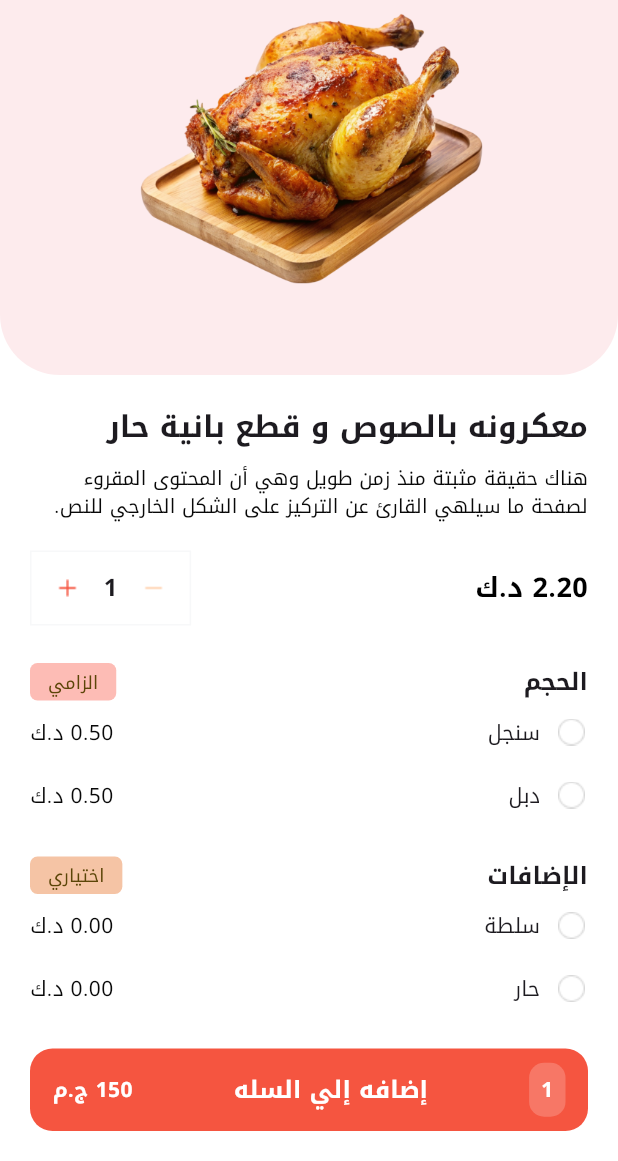
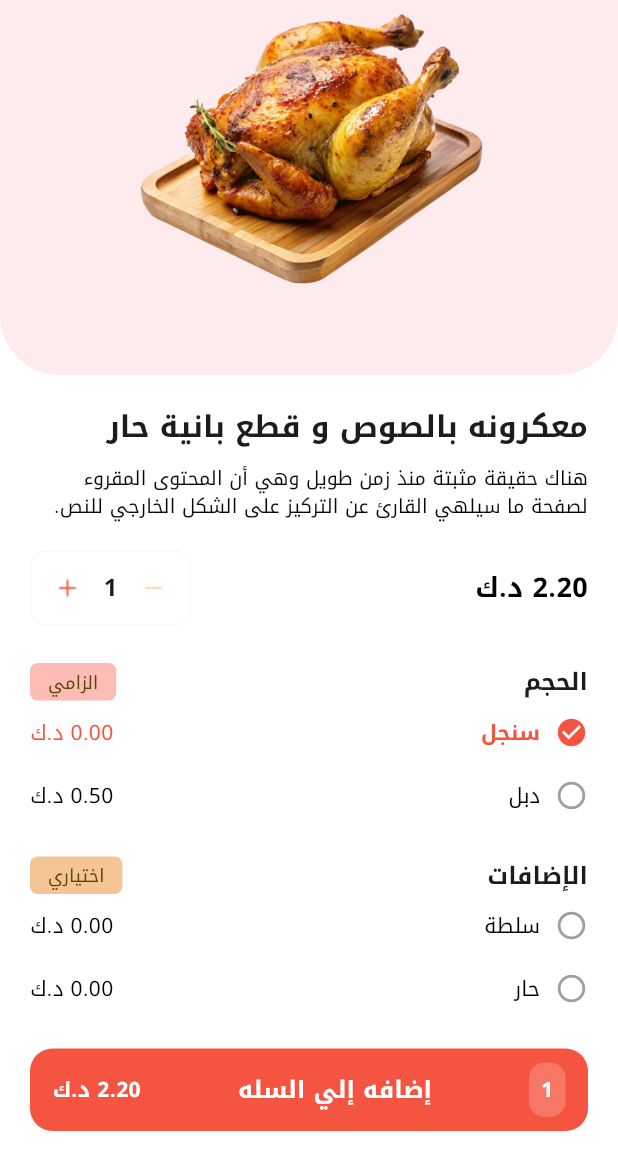
Before and after one commit to ghfran1/FoodieHub, a Flutter app: the MealDetailScreen screen opened directly, on a phone screen of 412 x 824 dp, the part 75-1236 px from its top. Run offline on Flutter 3.47's test engine with Material 3 defaults, Android fonts, the phone set to English and light mode, and no system bars; our stand-ins replace flutter_bloc, google_fonts.

Commit message:
First commit

```diff
--- a/lib/MealDetailScreen.dart
+++ b/lib/MealDetailScreen.dart
@@ -1,12 +1,16 @@
 import 'package:flutter/material.dart';
+import 'package:flutter_bloc/flutter_bloc.dart';
 import 'package:google_fonts/google_fonts.dart';
+import 'cart_bloc/cart_bloc.dart';
 
 class MealDetailScreen extends StatelessWidget {
   const MealDetailScreen({super.key});
 
   @override
   Widget build(BuildContext context) {
-    return Directionality(
+    return BlocProvider(
+      create: (_) => CartBloc(),
+      child: Directionality(
         textDirection: TextDirection.rtl,
         child: Scaffold(
           backgroundColor: Colors.white,
@@ -17,15 +21,12 @@ class MealDetailScreen extends StatelessWidget {
                   child: Column(
                     crossAxisAlignment: CrossAxisAlignment.start,
                     children: [
-
                       _buildTopImageSection(context),
-
                       Padding(
                         padding: const EdgeInsets.all(20),
                         child: Column(
                           crossAxisAlignment: CrossAxisAlignment.start,
                           children: [
-
                             Text(
                               "معكرونه بالصوص و قطع بانية حار",
                               style: GoogleFonts.notoKufiArabic(
@@ -42,26 +43,63 @@ class MealDetailScreen extends StatelessWidget {
                               ),
                             ),
                             const SizedBox(height: 20),
-
-
-                          _buildPriceAndQuantityRow(),
+                            // نداء ميثود السعر والكمية
+                            _buildPriceAndQuantityRow(context),
                             const SizedBox(height: 25),
 
+                            // --- قسم الحجم ---
+                            _buildSectionHeader("الحجم", "الزامي"),
+                            BlocBuilder<CartBloc, CartState>(
+                              builder: (context, state) {
+                                return Column(
+                                  children: [
+                                    _buildOptionRow(
+                                      "سنجل",
+                                      "0.00 د.ك",
+                                      state.selectedSize == "سنجل",
+                                      () => context.read<CartBloc>().add(SelectSize("سنجل")),
+                                    ),
+                                    _buildOptionRow(
+                                      "دبل",
+                                      "0.50 د.ك",
+                                      state.selectedSize == "دبل",
+                                      () => context.read<CartBloc>().add(SelectSize("دبل")),
+                                    ),
+                                  ],
+                                );
+                              },
+                            ),
 
-                          _buildSectionHeader("الحجم", "الزامي"),
-                          _buildOptionRow("سنجل", "0.50 د.ك"),
-                          _buildOptionRow("دبل", "0.50 د.ك"),
                             const SizedBox(height: 20),
 
-
+                            // --- قسم الإضافات ---
                             _buildSectionHeader("الإضافات", "اختياري"),
-                          _buildOptionRow("سلطة", "0.00 د.ك"),
-                          _buildOptionRow("حار", "0.00 د.ك"),
-                          _buildOptionRow("عادي", "0.00 د.ك"),
-
-
-                         _buildSectionHeader("النوع", "الزامى"),
-
+                            BlocBuilder<CartBloc, CartState>(
+                              builder: (context, state) {
+                                return Column(
+                                  children: [
+                                    _buildOptionRow(
+                                      "سلطة",
+                                      "0.00 د.ك",
+                                      state.selectedExtras.contains("سلطة"),
+                                      () => context.read<CartBloc>().add(ToggleExtra("سلطة")),
+                                    ),
+                                    _buildOptionRow(
+                                      "حار",
+                                      "0.00 د.ك",
+                                      state.selectedExtras.contains("حار"),
+                                      () => context.read<CartBloc>().add(ToggleExtra("حار")),
+                                    ),
+                                    _buildOptionRow(
+                                      "عادي",
+                                      "0.00 د.ك",
+                                      state.selectedExtras.contains("عادي"),
+                                      () => context.read<CartBloc>().add(ToggleExtra("عادي")),
+                                    ),
+                                  ],
+                                );
+                              },
+                            ),
                           ],
                         ),
                       ),
@@ -69,17 +107,15 @@ class MealDetailScreen extends StatelessWidget {
                   ),
                 ),
               ),
-
               _buildAddToCartButton(),
             ],
+          ),
         ),
       ),
     );
   }
 
-
-
-
+  // --- ميثود الصورة ---
   Widget _buildTopImageSection(BuildContext context) {
     return Stack(
       children: [
@@ -88,7 +124,9 @@ class MealDetailScreen extends StatelessWidget {
           width: double.infinity,
           decoration: const BoxDecoration(
             color: Color(0xFFFDEBED),
-            borderRadius: BorderRadius.only(bottomLeft: Radius.circular(40), bottomRight: Radius.circular(40)),
+            borderRadius: BorderRadius.only(
+                bottomLeft: Radius.circular(40),
+                bottomRight: Radius.circular(40)),
           ),
           child: Center(
             child: Image.asset('images/grill.png', fit: BoxFit.contain, width: 250),
@@ -100,12 +138,10 @@ class MealDetailScreen extends StatelessWidget {
             child: Row(
               mainAxisAlignment: MainAxisAlignment.spaceBetween,
               children: [
-
                 GestureDetector(
                   onTap: () => Navigator.pop(context),
                   child: Image.asset('images/Left action.png', width: 40, height: 40),
                 ),
-
                 Image.asset('images/Bell.png', width: 40, height: 40),
               ],
             ),
@@ -115,34 +151,48 @@ class MealDetailScreen extends StatelessWidget {
     );
   }
 
-
-  Widget _buildPriceAndQuantityRow() {
+  // --- ميثود السعر والكمية ---
+  Widget _buildPriceAndQuantityRow(BuildContext context) {
     return Row(
       mainAxisAlignment: MainAxisAlignment.spaceBetween,
       children: [
         Text(
           "2.20 د.ك",
-          style: GoogleFonts.notoKufiArabic(fontSize: 18, fontWeight: FontWeight.bold, color: Colors.black),
+          style: GoogleFonts.notoKufiArabic(
+              fontSize: 18, fontWeight: FontWeight.bold, color: Colors.black),
         ),
         Container(
           decoration: BoxDecoration(
             color: Colors.white,
             border: Border.all(color: const Color.fromARGB(255, 247, 248, 249)),
+            borderRadius: BorderRadius.circular(10),
           ),
-          child: Row(
+          child: BlocBuilder<CartBloc, CartState>(
+            builder: (context, state) {
+              return Row(
                 children: [
-              IconButton(onPressed: () {}, icon: Image.asset('images/minus.png', width: 20)),
-              Text("1", style: const TextStyle(fontSize: 16, fontWeight: FontWeight.bold)),
-             IconButton(onPressed: () {}, icon: Image.asset('images/add.png', width: 20)),
-
+                  IconButton(
+                    onPressed: () => context.read<CartBloc>().add(DecrementQuantity()),
+                    icon: Image.asset('images/minus.png', width: 20),
+                  ),
+                  Text(
+                    "${state.quantity}",
+                    style: const TextStyle(fontSize: 16, fontWeight: FontWeight.bold),
+                  ),
+                  IconButton(
+                    onPressed: () => context.read<CartBloc>().add(IncrementQuantity()),
+                    icon: Image.asset('images/add.png', width: 20),
+                  ),
                 ],
+              );
+            },
           ),
         ),
       ],
     );
   }
 
-
+  // --- ميثود رأس القسم ---
   Widget _buildSectionHeader(String title, String tag) {
     return Row(
       mainAxisAlignment: MainAxisAlignment.spaceBetween,
@@ -151,38 +201,61 @@ class MealDetailScreen extends StatelessWidget {
         Container(
           padding: const EdgeInsets.symmetric(horizontal: 12, vertical: 4),
           decoration: BoxDecoration(
-            color: tag == "الزامي" ? const Color.fromARGB(255, 253, 188, 181) : const Color.fromARGB(255, 245, 196, 165),
+            color: tag == "الزامي" ? const Color(0xFFFDBCB5) : const Color(0xFFF5C495),
             borderRadius: BorderRadius.circular(5),
           ),
-          child: Text(tag, style: GoogleFonts.notoKufiArabic(fontSize: 12, color: tag == "الزامي" ? const Color.fromARGB(245, 85, 64, 1) :  const Color.fromARGB(245, 85, 64, 1))),
+          child: Text(tag,
+              style: GoogleFonts.notoKufiArabic(
+                  fontSize: 12, color: const Color.fromARGB(245, 85, 64, 1))),
         ),
       ],
     );
   }
 
-
-  Widget _buildOptionRow(String label, String price) {
-    return Padding(
+  // --- ميثود الصفوف الاختيارية ---
+  Widget _buildOptionRow(String label, String price, bool isSelected, VoidCallback onTap) {
+    return GestureDetector(
+      onTap: onTap,
+      child: Padding(
         padding: const EdgeInsets.symmetric(vertical: 10),
         child: Row(
           mainAxisAlignment: MainAxisAlignment.spaceBetween,
           children: [
             Row(
               children: [
-              Image.asset('images/Ellipse.png', width: 22),
+                Icon(
+                  isSelected ? Icons.check_circle : Icons.radio_button_off,
+                  color: isSelected ? const Color(0xFFF55540) : Colors.grey,
+                  size: 22,
+                ),
                 const SizedBox(width: 10),
-              Text(label, style: GoogleFonts.notoKufiArabic(fontSize: 14)),
+                Text(
+                  label,
+                  style: GoogleFonts.notoKufiArabic(
+                    fontSize: 14,
+                    color: isSelected ? const Color(0xFFF55540) : Colors.black,
+                    fontWeight: isSelected ? FontWeight.bold : FontWeight.normal,
+                  ),
+                ),
               ],
             ),
-          Text(price, style: GoogleFonts.notoKufiArabic(fontSize: 14, color: const Color.fromARGB(255, 8, 8, 8))),
+            Text(
+              price,
+              style: GoogleFonts.notoKufiArabic(
+                fontSize: 14,
+                color: isSelected ? const Color(0xFFF55540) : Colors.black,
+              ),
+            ),
           ],
+        ),
       ),
     );
   }
 
-
-
+  // --- زر إضافة للسلة ---
   Widget _buildAddToCartButton() {
+    return BlocBuilder<CartBloc, CartState>(
+      builder: (context, state) {
         return Container(
           padding: const EdgeInsets.all(20),
           decoration: const BoxDecoration(color: Colors.white),
@@ -198,22 +271,30 @@ class MealDetailScreen extends StatelessWidget {
                   padding: const EdgeInsets.symmetric(horizontal: 15),
                   child: Container(
                     padding: const EdgeInsets.all(8),
-                decoration: BoxDecoration(color: Colors.white.withOpacity(0.2), borderRadius: BorderRadius.circular(10)),
-                child: const Text("1", style: TextStyle(color: Colors.white, fontWeight: FontWeight.bold)),
+                    decoration: BoxDecoration(
+                        color: Colors.white.withOpacity(0.2),
+                        borderRadius: BorderRadius.circular(10)),
+                    child: Text("${state.quantity}",
+                        style: const TextStyle(color: Colors.white, fontWeight: FontWeight.bold)),
                   ),
                 ),
                 Expanded(
                   child: Center(
-                child: Text("إضافه إلي السله", style: GoogleFonts.notoKufiArabic(color: Colors.white, fontSize: 16, fontWeight: FontWeight.bold)),
+                    child: Text("إضافه إلي السله",
+                        style: GoogleFonts.notoKufiArabic(
+                            color: Colors.white, fontSize: 16, fontWeight: FontWeight.bold)),
                   ),
                 ),
-            const Padding(
-              padding: EdgeInsets.symmetric(horizontal: 15),
-              child: Text("150 ج.م", style: TextStyle(color: Colors.white, fontWeight: FontWeight.bold)),
+                Padding(
+                  padding: const EdgeInsets.symmetric(horizontal: 15),
+                  child: Text("${state.totalPrice.toStringAsFixed(2)} د.ك",
+                      style: const TextStyle(color: Colors.white, fontWeight: FontWeight.bold)),
                 ),
               ],
             ),
           ),
         );
+      },
+    );
   }
-}
+} // القوس الأخير للكلاس
--- /dev/null
+++ b/lib/cart_bloc/cart_bloc.dart
@@ -0,0 +1,55 @@
+import 'package:flutter_bloc/flutter_bloc.dart';
+import 'cart_event.dart';
+import 'cart_state.dart';
+
+export 'cart_state.dart';
+export 'cart_event.dart';
+
+class CartBloc extends Bloc<CartEvent, CartState> {
+  CartBloc() : super(CartState(quantity: 1)) {
+
+    // 1. زيادة الكمية
+    on<IncrementQuantity>((event, emit) {
+      emit(CartState(
+        quantity: state.quantity + 1,
+        selectedSize: state.selectedSize,
+        selectedExtras: state.selectedExtras,
+      ));
+    });
+
+    // 2. نقص الكمية
+    on<DecrementQuantity>((event, emit) {
+      if (state.quantity > 1) {
+        emit(CartState(
+          quantity: state.quantity - 1,
+          selectedSize: state.selectedSize,
+          selectedExtras: state.selectedExtras,
+        ));
+      }
+    });
+
+    // 3. اختيار الحجم (سنجل أو دبل)
+    on<SelectSize>((event, emit) {
+      emit(CartState(
+        quantity: state.quantity,
+        selectedSize: event.size,
+        selectedExtras: state.selectedExtras,
+      ));
+    });
+
+    // 4. إضافة أو حذف الإضافات
+    on<ToggleExtra>((event, emit) {
+      List<String> newList = List.from(state.selectedExtras);
+      if (newList.contains(event.extra)) {
+        newList.remove(event.extra);
+      } else {
+        newList.add(event.extra);
+      }
+      emit(CartState(
+        quantity: state.quantity,
+        selectedSize: state.selectedSize,
+        selectedExtras: newList,
+      ));
+    });
+  }
+}
--- /dev/null
+++ b/lib/cart_bloc/cart_event.dart
@@ -0,0 +1,16 @@
+abstract class CartEvent {}
+
+class IncrementQuantity extends CartEvent {}
+class DecrementQuantity extends CartEvent {}
+
+
+// لازم تضيف دول عشان الـ Bloc يشوفهم
+class SelectSize extends CartEvent {
+  final String size;
+  SelectSize(this.size);
+}
+
+class ToggleExtra extends CartEvent {
+  final String extra;
+  ToggleExtra(this.extra);
+}
--- /dev/null
+++ b/lib/cart_bloc/cart_state.dart
@@ -0,0 +1,25 @@
+class CartState {
+  final int quantity;
+  final String selectedSize; // 'سنجل' أو 'دبل'
+  final List<String> selectedExtras; // قائمة بالإضافات
+  final double basePrice; // سعر الوجبة الأساسي
+
+  // ده الـ Constructor اللي بيجمع كل البيانات
+  CartState({
+    required this.quantity,
+    this.selectedSize = 'سنجل',
+    this.selectedExtras = const [],
+    this.basePrice = 2.20,
+  });
+
+  // حسبة السعر النهائي
+  double get totalPrice {
+    // لو الحجم دبل زود 0.50، لو سنجل زود 0.0
+    double sizePrice = (selectedSize == 'دبل') ? 0.50 : 0.0;
+
+    // هنا ممكن مستقبلاً تحدد سعر لكل إضافة، حالياً هي بـ 0.0
+    double extrasPrice = 0.0;
+
+    return (basePrice + sizePrice + extrasPrice) * quantity;
+  }
+}
--- a/pubspec.yaml
+++ b/pubspec.yaml
@@ -29,6 +29,7 @@ environment:
 # versions available, run `flutter pub outdated`.
 dependencies:
   google_fonts: ^6.2.1
+  flutter_bloc: ^9.1.1
   flutter:
     sdk: flutter
 
```
Also changed, not shown: pubspec.lock. Lines whose indentation alone changed are shown as unchanged.
